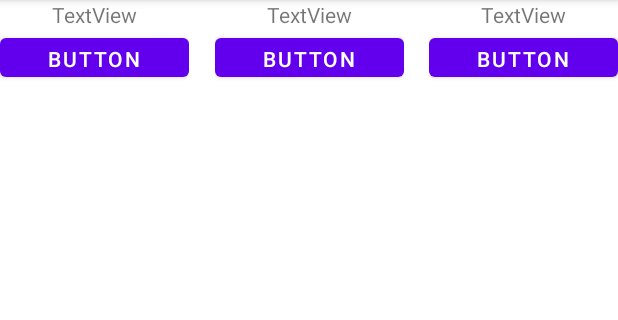
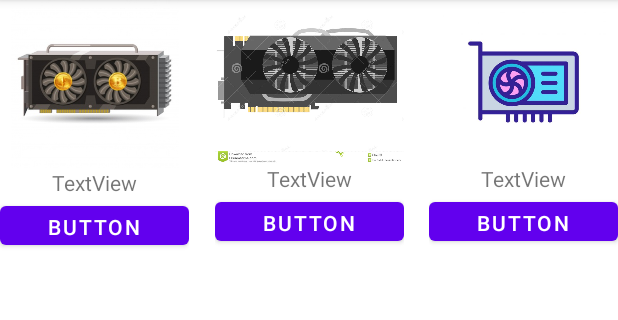
Before and after one commit to BrawlLeon228/Clicker, an Android app: the Shop screen opened directly, with no data from a screen before it, on a phone screen of 412 x 824 dp, the part 84-404 px from its top. Run offline under Robolectric (Android 15) with nearby library versions, the phone set to English and light mode, and no system bars.

Commit message:
.kgjonpopuhiihparsh;jkpof mn

```diff
--- a/app/src/main/java/com/example/clicker/EgraActivity.kt
+++ b/app/src/main/java/com/example/clicker/EgraActivity.kt
@@ -22,7 +22,7 @@ class EgraActivity : AppCompatActivity() {
         super.onCreate(savedInstanceState)
         setContentView(R.layout.activity_egra)
         var int = 0
-
+        var shop = findViewById<Button>(R.id.button5)
 
 
 
@@ -30,6 +30,11 @@ class EgraActivity : AppCompatActivity() {
             val perehod = Intent(this, MainActivity::class.java)
             startActivity(perehod)
         }
+        shop.setOnClickListener {
+            val go = Intent(this, Shop::class.java)
+            startActivity(go)
+        }
+
 
 
         button1.setOnClickListener {
--- a/app/src/main/java/com/example/clicker/MainActivity.kt
+++ b/app/src/main/java/com/example/clicker/MainActivity.kt
@@ -13,6 +13,7 @@ class MainActivity : AppCompatActivity() {
         super.onCreate(savedInstanceState)
         setContentView(R.layout.activity_main)
         var button1 = findViewById<Button>(R.id.button)
+
         button1.setOnClickListener { v ->
             val perehod = Intent(this, EgraActivity::class.java)
             startActivity(perehod)
--- a/app/src/main/res/layout/activity_shop.xml
+++ b/app/src/main/res/layout/activity_shop.xml
@@ -16,9 +16,9 @@
 
         <ImageView
             android:id="@+id/imageView2"
-            android:layout_width="wrap_content"
-            android:layout_height="wrap_content"
-            tools:srcCompat="@tools:sample/avatars" />
+            android:layout_width="126dp"
+            android:layout_height="109dp"
+            app:srcCompat="@drawable/v2" />
 
         <TextView
             android:id="@+id/textView2"
@@ -44,9 +44,9 @@
 
         <ImageView
             android:id="@+id/imageView"
-            android:layout_width="wrap_content"
-            android:layout_height="wrap_content"
-            tools:srcCompat="@tools:sample/avatars" />
+            android:layout_width="match_parent"
+            android:layout_height="112dp"
+            app:srcCompat="@drawable/videocartevector1" />
 
         <TextView
             android:id="@+id/textView3"
@@ -73,9 +73,9 @@
 
         <ImageView
             android:id="@+id/imageView3"
-            android:layout_width="wrap_content"
-            android:layout_height="wrap_content"
-            tools:srcCompat="@tools:sample/avatars" />
+            android:layout_width="match_parent"
+            android:layout_height="109dp"
+            app:srcCompat="@drawable/v3" />
 
         <TextView
             android:id="@+id/textView4"
```
Also changed, not shown: app/src/main/res/drawable/v2.jpg (added), app/src/main/res/drawable/v3.jpg (added).
